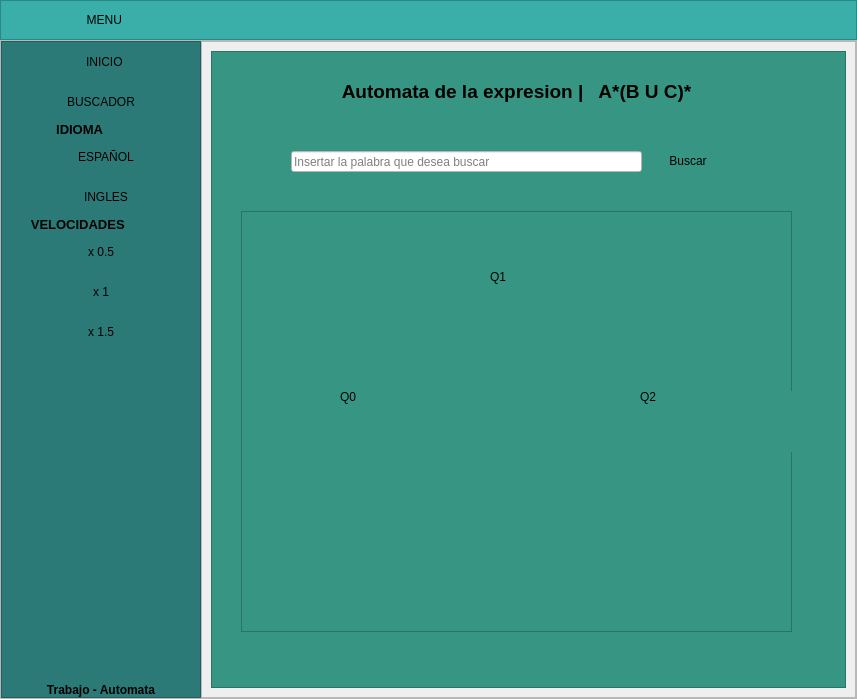
AndresAntequera/ProyectoAutomata, file ui_files/buscador.ui: the form before one commit.
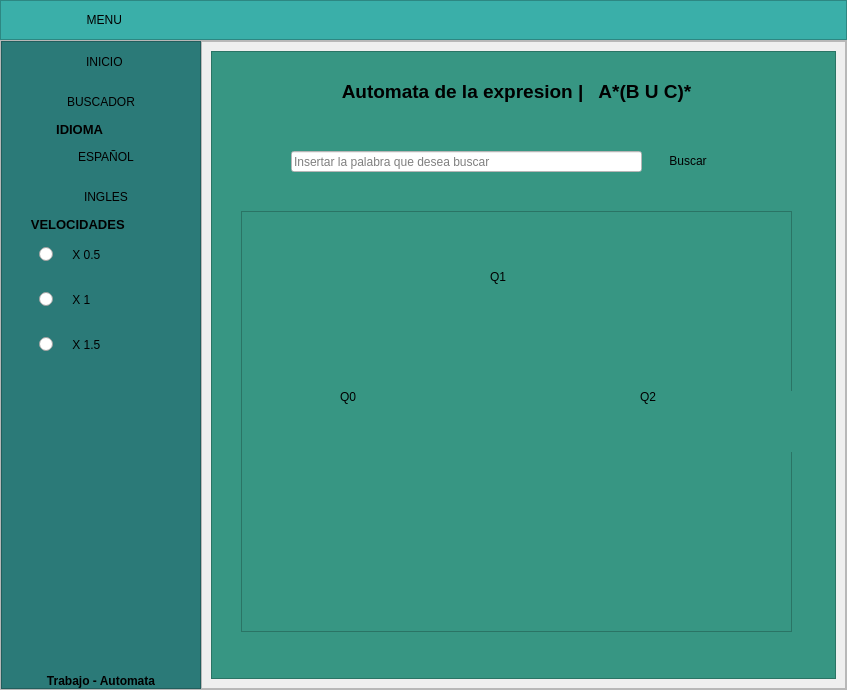
The form after the commit. Icons and pictures are not drawn.

Patch:
```diff
--- a/ui_files/buscador.ui
+++ b/ui_files/buscador.ui
@@ -6,8 +6,8 @@
    <rect>
     <x>0</x>
     <y>0</y>
-    <width>857</width>
-    <height>699</height>
+    <width>847</width>
+    <height>690</height>
    </rect>
   </property>
   <property name="windowTitle">
@@ -345,89 +345,35 @@
            </widget>
           </item>
           <item>
-           <widget class="QPushButton" name="lento">
-            <property name="minimumSize">
-             <size>
-              <width>0</width>
-              <height>40</height>
-             </size>
+           <widget class="QRadioButton" name="Radio1">
+            <property name="styleSheet">
+             <string notr="true">margin:15px auto;
+font: 75 12pt &quot;MS Shell Dlg 2&quot;;</string>
             </property>
-            <property name="maximumSize">
-             <size>
-              <width>16777215</width>
-              <height>40</height>
-             </size>
-            </property>
             <property name="text">
-             <string>x 0.5</string>
+             <string>    X 0.5</string>
             </property>
-            <property name="icon">
-             <iconset>
-              <normaloff>assets/España.png</normaloff>assets/España.png</iconset>
-            </property>
-            <property name="iconSize">
-             <size>
-              <width>32</width>
-              <height>32</height>
-             </size>
-            </property>
            </widget>
           </item>
           <item>
-           <widget class="QPushButton" name="normal">
-            <property name="minimumSize">
-             <size>
-              <width>0</width>
-              <height>40</height>
-             </size>
+           <widget class="QRadioButton" name="Radio2">
+            <property name="styleSheet">
+             <string notr="true">margin:15px auto;
+font: 75 12pt &quot;MS Shell Dlg 2&quot;;</string>
             </property>
-            <property name="maximumSize">
-             <size>
-              <width>16777215</width>
-              <height>40</height>
-             </size>
-            </property>
             <property name="text">
-             <string>x 1</string>
+             <string>    X 1</string>
             </property>
-            <property name="icon">
-             <iconset>
-              <normaloff>assets/España.png</normaloff>assets/España.png</iconset>
-            </property>
-            <property name="iconSize">
-             <size>
-              <width>32</width>
-              <height>32</height>
-             </size>
-            </property>
            </widget>
           </item>
           <item>
-           <widget class="QPushButton" name="rapido">
-            <property name="minimumSize">
-             <size>
-              <width>0</width>
-              <height>40</height>
-             </size>
+           <widget class="QRadioButton" name="Radio3">
+            <property name="styleSheet">
+             <string notr="true">margin:15px auto;
+font: 75 12pt &quot;MS Shell Dlg 2&quot;;</string>
             </property>
-            <property name="maximumSize">
-             <size>
-              <width>16777215</width>
-              <height>40</height>
-             </size>
-            </property>
             <property name="text">
-             <string>x 1.5</string>
-            </property>
-            <property name="icon">
-             <iconset>
-              <normaloff>assets/España.png</normaloff>assets/España.png</iconset>
-            </property>
-            <property name="iconSize">
-             <size>
-              <width>32</width>
-              <height>32</height>
-             </size>
+             <string>    X 1.5</string>
             </property>
            </widget>
           </item>
```
Left out of the diff: 57 changed lines with no effect on the pictures.
